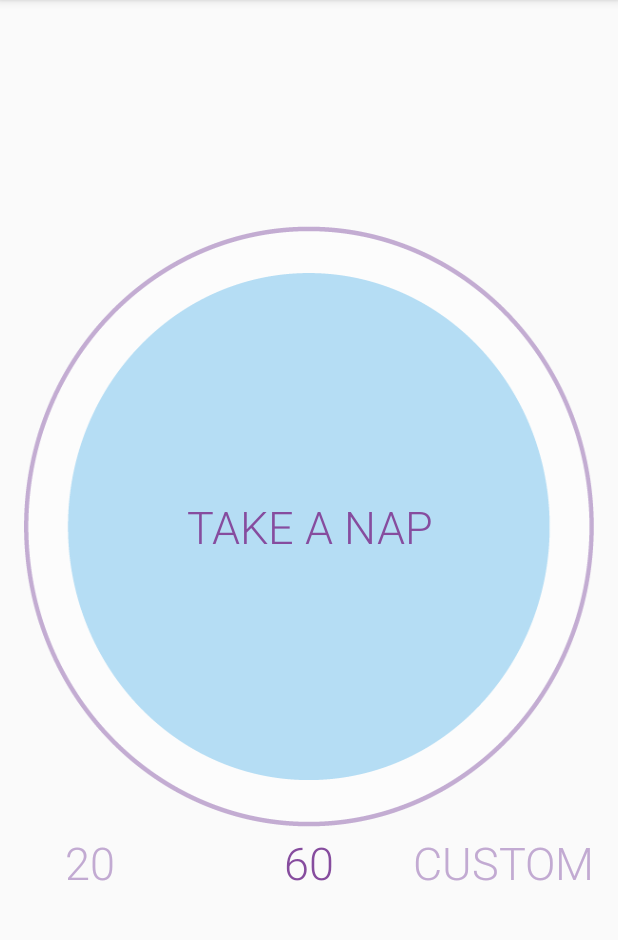
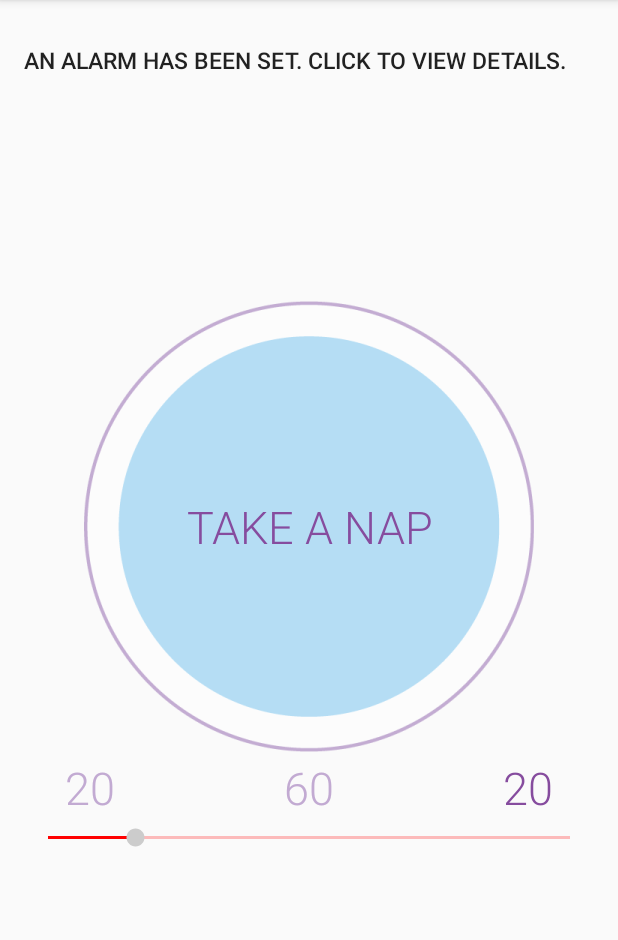
Before and after one commit to pcmakine/Napper, an Android app: the screen it shows after launch (MainActivity), in the options menu, after a tap on "Settings", on a phone screen of 412 x 824 dp, the part 84-1024 px from its top. Run offline under Robolectric (Android 15) with nearby library versions, the phone set to English and light mode, and no system bars.

Commit message:
user can now see the alarm in progress even if he exits the app

```diff
--- /dev/null
+++ b/app/src/main/java/com/nwodhcout/napper/app/Alarm.java
@@ -0,0 +1,24 @@
+package com.nwodhcout.napper.app;
+
+import java.io.Serializable;
+
+/**
+ * Created by Pete on 10.7.2014.
+ */
+public class Alarm {
+    private long startTime;
+    private long napTime; //seconds
+
+    public Alarm(long start, long napTime){
+        this.startTime = start;
+        this.napTime = napTime;
+    }
+
+    public long getStartTime(){
+        return this.startTime;
+    }
+
+    public long getNapTime(){
+        return this.napTime;
+    }
+}
--- a/app/src/main/java/com/nwodhcout/napper/app/AlarmReceiverActivity.java
+++ b/app/src/main/java/com/nwodhcout/napper/app/AlarmReceiverActivity.java
@@ -46,7 +46,6 @@
                 return false;
             }
         });
-
         playSound(this, getAlarmUri());
     }
 
@@ -101,6 +100,7 @@
     public void onBackPressed(){
         super.onBackPressed();
         stopAlarmSound();
+        AlarmManager.removeAlarmFromFile(this);
     }
 
 
--- a/app/src/main/java/com/nwodhcout/napper/app/MainActivity.java
+++ b/app/src/main/java/com/nwodhcout/napper/app/MainActivity.java
@@ -1,5 +1,6 @@
 package com.nwodhcout.napper.app;
 
+import android.content.Context;
 import android.content.Intent;
 import android.graphics.Color;
 import android.graphics.PorterDuff;
@@ -8,17 +9,13 @@
 import android.view.Menu;
 import android.view.MenuItem;
 import android.view.View;
+import android.view.animation.Animation;
+import android.view.animation.AnimationUtils;
 import android.widget.Button;
 import android.widget.SeekBar;
 import android.widget.TextView;
+import android.widget.Toast;
 
-/**todo 10.7: refactor time extractor out of timerupdater. Give out a hashmap of keys like hoursOnes --> 1
- * and so on. Also make setcurrent time method and make the class remember the current and old seconds
- * then the class can just be asked whether the timeswitchers need to be updated
- *
- * save the alarm time in shared preferences for example so that when the user comes back to the app he
- * is directed right away to the feedback screen
-*/
 public class MainActivity extends ActionBarActivity {
     private static final int DEFAULTNAPTIME = 20; //min
     private static final int ACTIVATEDCOLOR = Color.rgb(134, 76, 158);
@@ -27,6 +24,8 @@
     private Button customTime;
     private Button activatedButton;
     private MySeekBar seekBar;
+    private Alarm alarm;
+    private AlarmManager alarmManager;
 
     @Override
     protected void onCreate(Bundle savedInstanceState) {
@@ -35,15 +34,45 @@
         setContentView(R.layout.activity_main);
         this.customTime = (Button) findViewById(R.id.customMin);
         this.seekBar = (MySeekBar) findViewById(R.id.seekBar);
+        this.alarmManager = new AlarmManager();
 
+        Animation myFadeInAnimation = AnimationUtils.loadAnimation(this, R.anim.twinkle);
+        Button btn = (Button) findViewById(R.id.alarmNotification);
+        btn.startAnimation(myFadeInAnimation);
         setSeekBarListener();
         activateButton((Button) findViewById(R.id.twentyMin));
     }
 
+    public void showOngoingAlarm(View view){
+        Intent intent = new Intent(this, NapFeedbackActivity.class);
+        int elapsedSecs = (int) (Common.msToSec(System.currentTimeMillis() - alarm.getStartTime()));
+        int napLeft = (int) alarm.getNapTime() - elapsedSecs;
+        intent.putExtra("NAP_TIME", napLeft);
+        intent.putExtra("NAP_START", alarm.getStartTime());
+        startActivity(intent);
+    }
+
     public void nap(View view){
         Intent intent = new Intent(this, NapFeedbackActivity.class);
+        if(alarm != null){
+            alarmManager.cancelAlarm(this);
+        }
+        long startTime = System.currentTimeMillis();
+        Alarm al = new Alarm(startTime, napTime);
+        setAlarm(al);
         intent.putExtra("NAP_TIME", napTime);
+        intent.putExtra("NAP_START", startTime);
         startActivity(intent);
+    }
+
+
+    private void setAlarm(Alarm al){
+        Context context = this.getApplicationContext();
+        if(alarmManager != null){
+            alarmManager.setOnetimeTimerSeconds(context, al);
+        }else{
+            Toast.makeText(context, "Alarm is null", Toast.LENGTH_SHORT).show();
+        }
     }
 
     public void changeNapTime(View view){
@@ -103,6 +132,19 @@
         });
     }
 
+    @Override
+    public void onResume(){
+        super.onResume();
+        alarm = AlarmManager.retrieveAlarm(this);
+        Button btn = (Button) findViewById(R.id.alarmNotification);
+        if(alarm != null){
+            btn.setVisibility(View.VISIBLE);
+            btn.setText(R.string.alarm_notification);
+        }else{
+            btn.setVisibility(View.INVISIBLE);
+            btn.setText("");
+        }
+    }
 
     @Override
     public void onBackPressed(){
--- a/app/src/main/java/com/nwodhcout/napper/app/NapFeedbackActivity.java
+++ b/app/src/main/java/com/nwodhcout/napper/app/NapFeedbackActivity.java
@@ -24,13 +24,17 @@
         super.onCreate(savedInstanceState);
         setContentView(R.layout.activity_nap_feedback);
         Bundle extras = getIntent().getExtras();
+        long startTime = -1;
+
         if (extras != null) {
             this.napTime = extras.getInt("NAP_TIME");
+            startTime = extras.getLong("NAP_START");
         }
+        this.alarm = new AlarmManager();
         this.updater = new TimerUpdater(napTime, this);
+        updater.setmStartTime(startTime);
+        updater.initSwitchers();
 
-        alarm = new AlarmManager();
-        setAlarm();
         startTimerUpdates();
         setFeedbackText();
     }
@@ -49,18 +53,6 @@
         text.setText(text.getText() + (date + ""));
     }
 
-    private void setAlarm(){
-        Calendar c = Calendar.getInstance();
-        long startTime = c.getTimeInMillis();
-        updater.setmStartTime(startTime);
-        Context context = this.getApplicationContext();
-        if(alarm != null){
-            alarm.setOnetimeTimerSeconds(context, napTime, startTime);
-            Common.debugTime(updater.getmStartTime() + napTime*1000, "Alarmtime: ", "alarm set to: ");
-        }else{
-            Toast.makeText(context, "Alarm is null", Toast.LENGTH_SHORT).show();
-        }
-    }
 
     public void cancelAlarm(View view){
         Context context = this.getApplicationContext();
--- a/app/src/main/java/com/nwodhcout/napper/app/animatedtimer/TimerUpdater.java
+++ b/app/src/main/java/com/nwodhcout/napper/app/animatedtimer/TimerUpdater.java
@@ -44,6 +44,28 @@
         switchers.add((TextSwitcher) activity.findViewById(R.id.hoursTens));
         this.prepareAnimation(activity);
 
+
+    }
+
+    public void initSwitchers(){
+        final long start = mStartTime;
+        long elapseTime = System.currentTimeMillis() - start;
+        Log.d("elapsedtime", elapseTime / 1000 + " ELAPSED");
+        Log.d("elapsedtime", napTime + " NAPTIME");
+        int totalSeconds = napTime - (int) (elapseTime/1000);
+        Log.d("elapsedtime", totalSeconds + " TIMETOSHOW");
+
+        int hours = totalSeconds / 3600;
+        int minutes = (totalSeconds - (hours * 3600)) / 60;
+        int seconds = totalSeconds - (hours* 3600 + minutes * 60);
+
+        int onesSecs = seconds%10;
+        int tensSecs = (int) seconds/10;
+        int onesMins = minutes%10;
+        int tensMins = (int) minutes/10;
+        int onesHours = hours%10;
+        int tensHours = (int) hours/10;
+        updateSwitchers(Arrays.asList(onesSecs, tensSecs, onesMins, tensMins, onesHours, tensHours), true);
     }
 
     private void prepareAnimation(final Context ctx){
@@ -107,7 +129,7 @@
         Log.d("onestens: ", "tensSecs: " + tensSecs);
 
 
-        updateSwitchers(Arrays.asList(onesSecs, tensSecs, onesMins, tensMins, onesHours, tensHours));
+        updateSwitchers(Arrays.asList(onesSecs, tensSecs, onesMins, tensMins, onesHours, tensHours), false);
         // updateMins(minutes);
         // updateSecs(seconds);
 
@@ -121,15 +143,18 @@
         }
     }
 
-    private void updateSwitchers(List<Integer> newVals){
+    private void updateSwitchers(List<Integer> newVals, boolean noDelay){
         for (int i = 0; i< switchers.size(); i++){
-            updateSwitcher(switchers.get(i), currentVals.get(i), newVals.get(i));
+            updateSwitcher(switchers.get(i), currentVals.get(i), newVals.get(i), noDelay);
             currentVals.set(i, newVals.get(i));
         }
     }
 
-    private void updateSwitcher(TextSwitcher switcher, int currentVal, int val){
-        if(currentVal != val){
+    private void updateSwitcher(TextSwitcher switcher, int currentVal, int val, boolean noDelay){
+        if(noDelay){
+            switcher.setCurrentText("" + val);
+        }
+        else if(currentVal != val){
             switcher.setText("" + val);
         }
     }
--- /dev/null
+++ b/app/src/main/res/anim/twinkle.xml
@@ -0,0 +1,10 @@
+<?xml version="1.0" encoding="utf-8"?>
+<set >
+    <alpha
+        xmlns:android="http://schemas.android.com/apk/res/android"
+        android:fromAlpha="0.0"
+        android:toAlpha="1.0"
+        android:duration="1000"
+        android:repeatMode="reverse"
+        android:repeatCount="infinite" />
+</set>
--- a/app/src/main/res/layout/activity_main.xml
+++ b/app/src/main/res/layout/activity_main.xml
@@ -7,6 +7,15 @@
     android:paddingTop="@dimen/activity_vertical_margin"
     android:paddingBottom="@dimen/activity_vertical_margin"
     tools:context="com.nwodhcout.napper.app.MainActivity">
+    <Button
+        android:id="@+id/alarmNotification"
+        android:layout_width="wrap_content"
+        android:layout_height="wrap_content"
+        android:layout_alignParentTop="true"
+        android:textSize = "15sp"
+        android:background="@android:color/transparent"
+        android:onClick="showOngoingAlarm"
+        />
 
     <RelativeLayout
         android:layout_width="wrap_content"
--- a/app/src/main/res/layout/activity_nap_feedback.xml
+++ b/app/src/main/res/layout/activity_nap_feedback.xml
@@ -48,7 +48,7 @@
                 android:layout_width="wrap_content"
                 android:layout_height="wrap_content"
                 android:textSize="30sp"
-                android:text = ""
+                android:text = ":"
                 />
 
             <TextSwitcher
@@ -74,7 +74,7 @@
                 android:layout_width="wrap_content"
                 android:layout_height="wrap_content"
                 android:textSize="30sp"
-                android:text = ""
+                android:text = ":"
                 />
             <TextSwitcher
                 android:id="@+id/secondsTens"
--- a/app/src/main/res/values/strings.xml
+++ b/app/src/main/res/values/strings.xml
@@ -12,6 +12,7 @@
     <string name="stop">Stop alarm</string>
     <string name= "cancel_alarm">Cancel alarm</string>
     <string name="alarm_set_feedback">Nap set for: </string>
+    <string name="alarm_notification">An alarm has been set. Click to view details. </string>
 
 
 </resources>
```
Also changed, not shown: app/src/main/java/com/nwodhcout/napper/app/AlarmManager.java (+22 -15 lines), app/src/main/res/drawable-hdpi/buttonbg.png, app/src/main/res/drawable-hdpi/buttonbghdpi.png (deleted), app/src/main/res/drawable-mdpi/buttonbg.png, app/src/main/res/drawable-mdpi/buttonbgmdpi.png (deleted).
